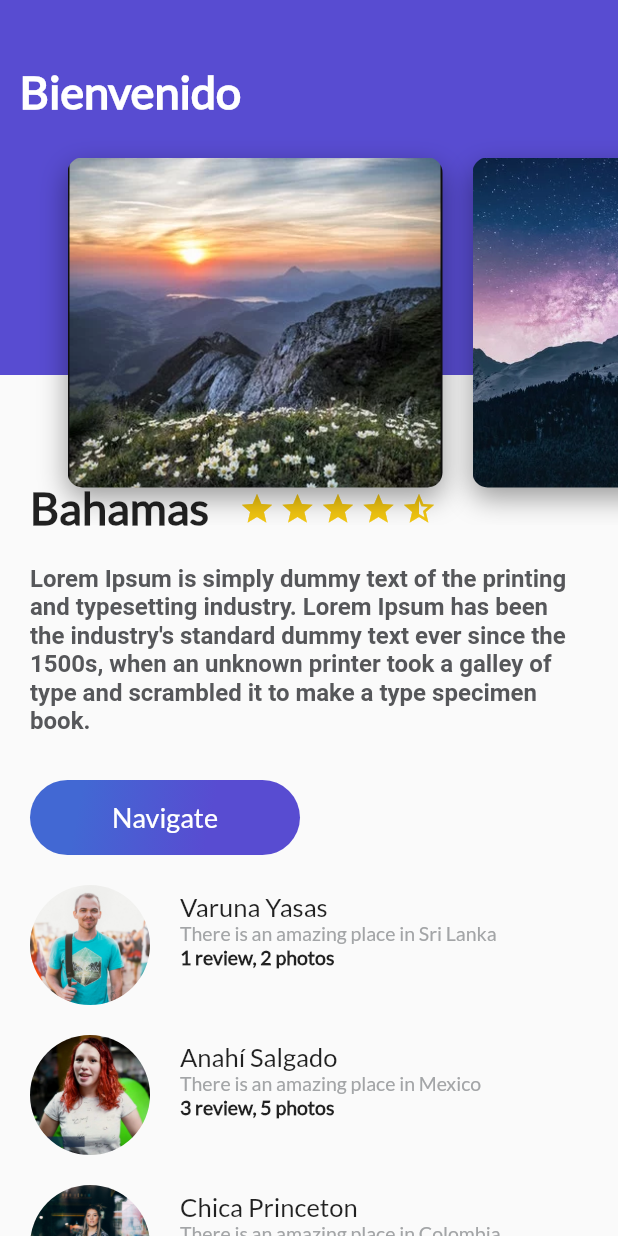
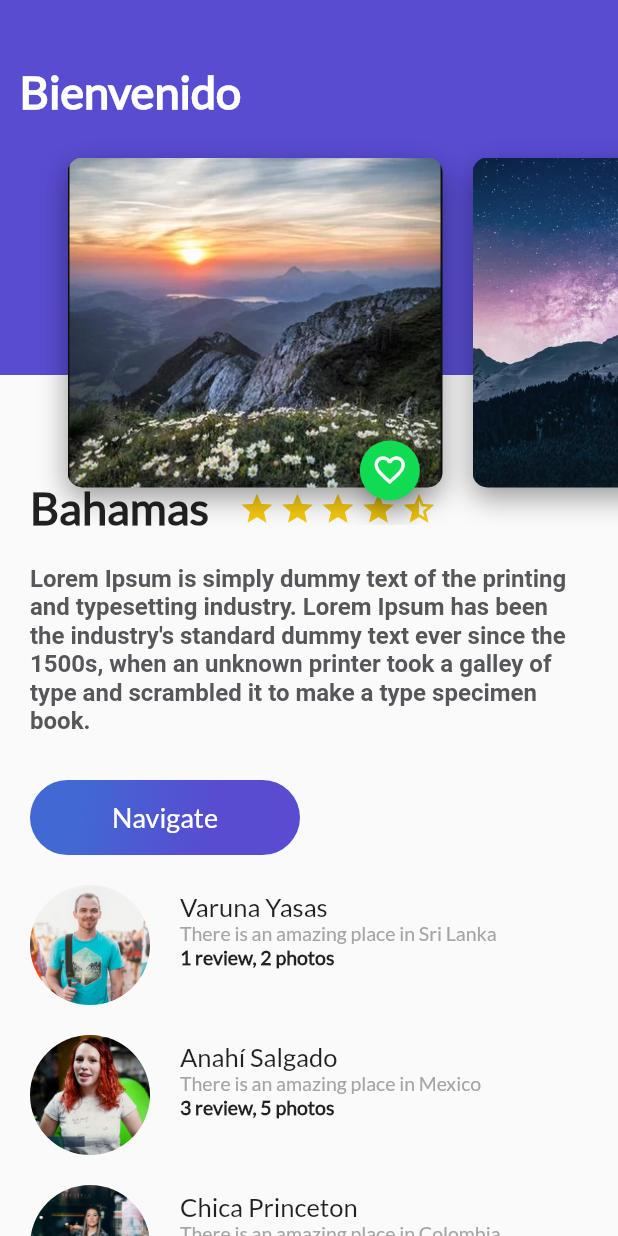
Before and after one commit to KarlosPerez/flutter_trips_app, a Flutter app: the screen it shows after launch, on a phone screen of 412 x 824 dp. Run offline on Flutter 3.47's test engine with Material 2 defaults, Android fonts, the phone set to English and light mode, and no system bars.

Commit message:
- Se crea el botón de favorito, se incluye en la interfaz y se programa cambio de estado al presionarlo.

```diff
--- a/lib/card_image.dart
+++ b/lib/card_image.dart
@@ -1,4 +1,5 @@
 import 'package:flutter/material.dart';
+import 'package:flutter_trips_app/floating_action_button_green.dart';
 
 class CardImage extends StatelessWidget {
 
@@ -30,7 +31,13 @@ class CardImage extends StatelessWidget {
           )]
       ),
     );
-    return card;
+    return Stack(
+      alignment: Alignment(0.9, 1.1),
+      children: <Widget>[
+        card,
+        FloatingActionButtonGreen()
+      ],
+    );
   }
 
 }
--- /dev/null
+++ b/lib/floating_action_button_green.dart
@@ -0,0 +1,36 @@
+import 'package:flutter/material.dart';
+
+class FloatingActionButtonGreen extends StatefulWidget {
+
+  @override
+  State<StatefulWidget> createState() {
+    return _FloatingActionButtonGreen();
+  }
+
+}
+
+class _FloatingActionButtonGreen extends State<FloatingActionButtonGreen> {
+
+  bool _pressed = true;
+
+  void _onPressedFav() {
+      setState(() {
+        _pressed = !this._pressed;
+      });
+  }
+
+  @override
+  Widget build(BuildContext context) {
+    return FloatingActionButton(
+      backgroundColor: Color(0xFF11DA53),
+      mini: true,
+      tooltip: "Fav",
+      onPressed: _onPressedFav,
+      child: Icon(
+        this._pressed ? Icons.favorite_border :
+            Icons.favorite
+      ),
+    );
+  }
+
+}
```
